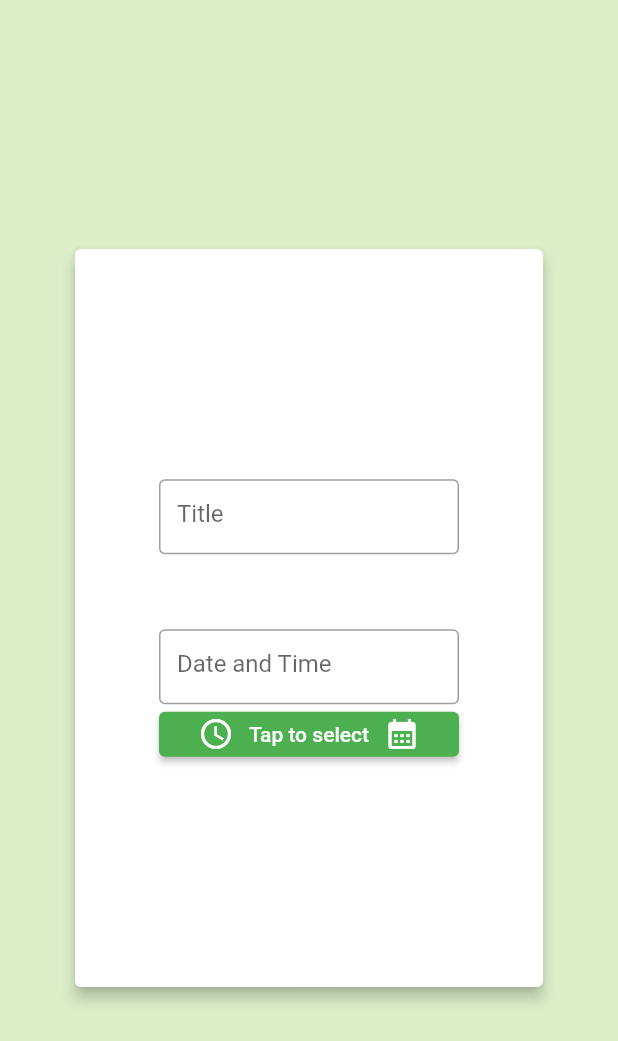
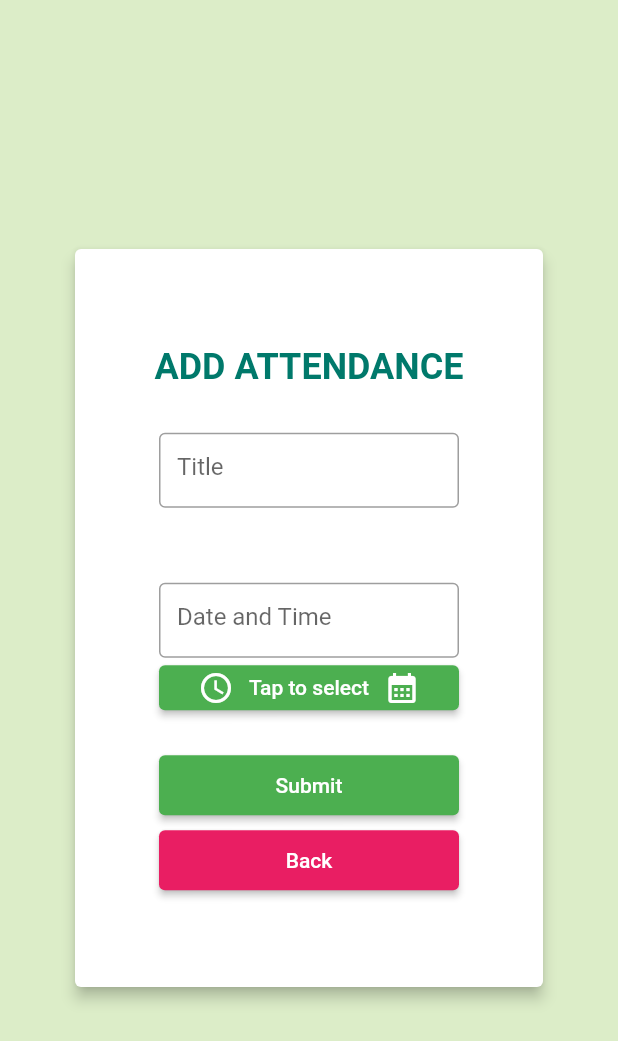
Before and after one commit to khidir-yusoff/flutter_attendance_app, a Flutter app: the FAAMainPage screen opened by its route, after a tap on "Add Attendance", on a phone screen of 412 x 824 dp. Shown: the top 1041 px of the screen. Run offline on Flutter 3.47's test engine with Material 2 defaults, Android fonts, the phone set to English and light mode, and no system bars; our stand-ins replace auto_route, universal_platform.

Commit message:
Button changes
+added ReturnButton
+changed StandardButton size can be varied

```diff
--- a/lib/component/button.dart
+++ b/lib/component/button.dart
@@ -1,20 +1,25 @@
 import 'package:flutter/material.dart';
+import 'package:flutter_attendance_app/pages.dart';
 
 class StandardButton extends StatelessWidget {
   const StandardButton({
     Key? key,
     required this.buttonText,
     required this.onPressed,
+    required this.width,
+    required this.height,
   }) : super(key: key);
 
   final String buttonText;
   final VoidCallback onPressed;
+  final double width;
+  final double height;
 
   @override
   Widget build(BuildContext context) {
     return SizedBox(
-      width: 100,
-      height: 50,
+      width: width,
+      height: height,
       child: ElevatedButton(
         style: const ButtonStyle(
           backgroundColor: MaterialStatePropertyAll<Color>(Color(0XFF4CAF50)),
@@ -34,3 +39,40 @@ class StandardButton extends StatelessWidget {
     );
   }
 }
+
+class ReturnButton extends StatelessWidget {
+  const ReturnButton({
+    Key? key,
+    required this.buttonText,
+    required this.width,
+    required this.height,
+  }) : super(key: key);
+
+  final String buttonText;
+  final double width;
+  final double height;
+
+  @override
+  Widget build(BuildContext context) {
+    return SizedBox(
+      width: width,
+      height: height,
+      child: ElevatedButton(
+        style: const ButtonStyle(
+          backgroundColor: MaterialStatePropertyAll<Color>(Color(0XFFE91E63)),
+        ),
+        onPressed: () => context.router.pop(),
+        child: Center(
+          child: Text(
+            buttonText,
+            textAlign: TextAlign.center,
+            style: const TextStyle(
+              fontSize: 14,
+              color: Colors.white,
+            ),
+          ),
+        ),
+      ),
+    );
+  }
+}
--- a/lib/ft_02_main_page/pg_main_page/page.dart
+++ b/lib/ft_02_main_page/pg_main_page/page.dart
@@ -27,13 +27,16 @@ class FAAMainPage extends StatelessWidget {
         : StandardBackground(
             child: Center(
               child: Column(
+                mainAxisAlignment: MainAxisAlignment.center,
                 children: [
                   Text('Running on $platform!'),
                   SizedBox(
                     width: 120,
                     child: StandardButton(
+                      height: 40,
+                      width: 75,
                       buttonText: 'Add Attendance',
-                      onPressed: () => context.router.replace(
+                      onPressed: () => context.router.push(
                         const FAAAddAttendanceRoute(),
                       ),
                     ),
--- a/lib/ft_03_tutorial_page/pg_tutorial_page/page.dart
+++ b/lib/ft_03_tutorial_page/pg_tutorial_page/page.dart
@@ -32,6 +32,8 @@ class _TutorialPage extends StatelessWidget {
           SizedBox(
             width: 120,
             child: StandardButton(
+              height: 40,
+              width: 75,
               buttonText: 'I understand!',
               onPressed: () => context.router.replace(
                 const FAAMainRoute(),
--- a/lib/ft_04_addAttendance_page/pg_add_attendance_page/page.dart
+++ b/lib/ft_04_addAttendance_page/pg_add_attendance_page/page.dart
@@ -1,4 +1,5 @@
 import 'package:flutter/material.dart';
+import 'package:flutter_attendance_app/pages.dart';
 import 'package:provider/provider.dart';
 //import 'package:flutter_attendance_app/pages.dart';
 
@@ -65,6 +66,15 @@ class _MobileLayout extends StatelessWidget {
       mainAxisAlignment: MainAxisAlignment.center,
       crossAxisAlignment: CrossAxisAlignment.center,
       children: [
+        const Text(
+          'ADD ATTENDANCE',
+          style: TextStyle(
+            fontSize: 24,
+            fontWeight: FontWeight.w600,
+            color: Color(0xFF00796B),
+          ),
+        ),
+        const SizedBox(height: 30),
         _TitleField(
           onMobile: onMobile,
         ),
@@ -72,6 +82,8 @@ class _MobileLayout extends StatelessWidget {
         _DateTimeField(
           onMobile: onMobile,
         ),
+        const SizedBox(height: 30),
+        _BottomButton(onMobile: onMobile),
       ],
     );
   }
@@ -91,9 +103,20 @@ class _ExpandLayout extends StatelessWidget {
       mainAxisAlignment: MainAxisAlignment.center,
       crossAxisAlignment: CrossAxisAlignment.center,
       children: [
+        const Text(
+          'ADD ATTENDANCE',
+          style: TextStyle(
+            fontSize: 24,
+            fontWeight: FontWeight.w600,
+            color: Color(0xFF00796B),
+          ),
+        ),
+        const SizedBox(height: 30),
         _TitleField(onMobile: onMobile),
         const SizedBox(height: 50),
         _DateTimeField(onMobile: onMobile),
+        const SizedBox(height: 30),
+        _BottomButton(onMobile: onMobile),
       ],
     );
   }
@@ -248,3 +271,49 @@ class _TitleFieldState extends State<_TitleField> {
     );
   }
 }
+
+class _BottomButton extends StatelessWidget {
+  const _BottomButton({Key? key, required this.onMobile}) : super(key: key);
+
+  final bool onMobile;
+
+  @override
+  Widget build(BuildContext context) {
+    return SizedBox(
+      width: onMobile ? 200 : 260,
+      child: onMobile
+          ? Column(
+              children: [
+                StandardButton(
+                  height: 40,
+                  width: onMobile ? 200 : 100,
+                  buttonText: 'Submit',
+                  onPressed: () {},
+                ),
+                const SizedBox(height: 10),
+                ReturnButton(
+                  height: 40,
+                  width: onMobile ? 200 : 100,
+                  buttonText: 'Back',
+                ),
+              ],
+            )
+          : Row(
+              mainAxisAlignment: MainAxisAlignment.spaceBetween,
+              children: [
+                StandardButton(
+                  height: 40,
+                  width: onMobile ? 200 : 100,
+                  buttonText: 'Submit',
+                  onPressed: () {},
+                ),
+                ReturnButton(
+                  height: 40,
+                  width: onMobile ? 200 : 100,
+                  buttonText: 'Back',
+                ),
+              ],
+            ),
+    );
+  }
+}
```
